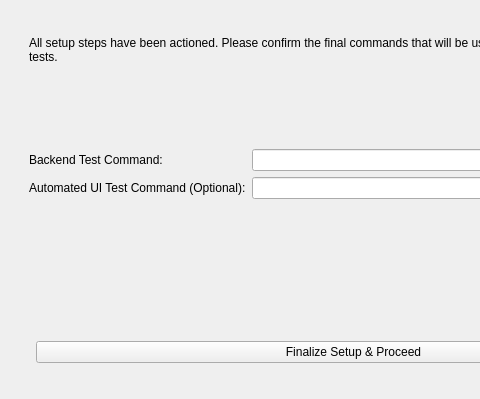
This is gui/test_env_page.ui in mariolewis/asdf_factory as Qt 5 draws it before an edit; both pictures show x 0 to 480 and y 101 to 500 of the 700 by 500 pixel window. The edited form follows.
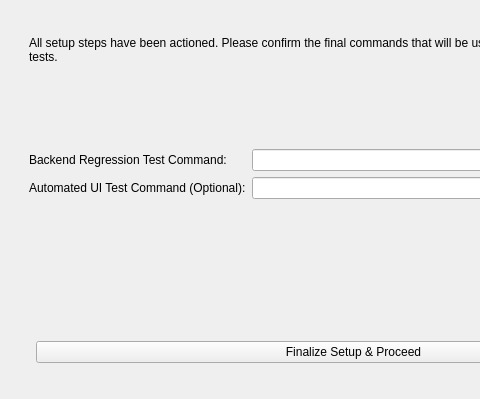
This is the edited form. The open tabs and pages were chosen to show the change.

Commit message: fix: Backlog scroll and label text in test env setup page

```diff
--- a/gui/test_env_page.ui
+++ b/gui/test_env_page.ui
@@ -186,7 +186,7 @@
             <item row="0" column="0">
             <widget class="QLabel" name="backendCommandLabel">
             <property name="text">
-            <string>Backend Test Command:</string>
+            <string>Backend Regression Test Command:</string>
             </property>
             </widget>
             </item>
```
The commit also changes 2 other files.
